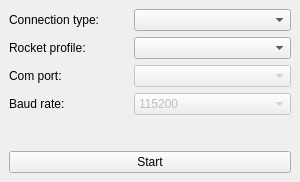
UBC-Rocket/UBCRocketGroundStation, file qt_files/com_window.ui: the form before one commit.
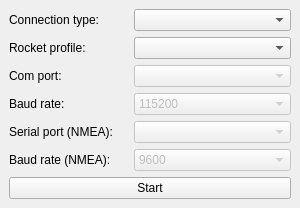
The form after the commit.

Commit message: ui changes, nmea serial connection setup, updated the rocket profiles with nmea stuff, fullAddress issue addressed, need to fix  test_debug and test_sim

The edit to the form file:
```diff
--- a/qt_files/com_window.ui
+++ b/qt_files/com_window.ui
@@ -35,6 +35,9 @@
       <property name="sizeConstraint">
        <enum>QLayout::SetDefaultConstraint</enum>
       </property>
+      <property name="labelAlignment">
+       <set>Qt::AlignLeft</set>
+      </property>
       <item row="0" column="0">
        <widget class="QLabel" name="label_3">
         <property name="text">
@@ -157,6 +160,98 @@
         </item>
        </widget>
       </item>
+      <item row="4" column="0">
+       <widget class="QLabel" name="label_5">
+        <property name="sizePolicy">
+         <sizepolicy hsizetype="Minimum" vsizetype="Minimum">
+          <horstretch>0</horstretch>
+          <verstretch>0</verstretch>
+         </sizepolicy>
+        </property>
+        <property name="minimumSize">
+         <size>
+          <width>119</width>
+          <height>0</height>
+         </size>
+        </property>
+        <property name="maximumSize">
+         <size>
+          <width>119</width>
+          <height>16777215</height>
+         </size>
+        </property>
+        <property name="autoFillBackground">
+         <bool>false</bool>
+        </property>
+        <property name="text">
+         <string>Serial port (NMEA):</string>
+        </property>
+       </widget>
+      </item>
+      <item row="4" column="1">
+       <widget class="QComboBox" name="nmeaSerial">
+        <property name="enabled">
+         <bool>false</bool>
+        </property>
+        <property name="sizePolicy">
+         <sizepolicy hsizetype="Expanding" vsizetype="Fixed">
+          <horstretch>0</horstretch>
+          <verstretch>0</verstretch>
+         </sizepolicy>
+        </property>
+       </widget>
+      </item>
+      <item row="5" column="0">
+       <widget class="QLabel" name="label_2">
+        <property name="sizePolicy">
+         <sizepolicy hsizetype="Minimum" vsizetype="Minimum">
+          <horstretch>0</horstretch>
+          <verstretch>0</verstretch>
+         </sizepolicy>
+        </property>
+        <property name="minimumSize">
+         <size>
+          <width>119</width>
+          <height>0</height>
+         </size>
+        </property>
+        <property name="maximumSize">
+         <size>
+          <width>119</width>
+          <height>16777215</height>
+         </size>
+        </property>
+        <property name="autoFillBackground">
+         <bool>false</bool>
+        </property>
+        <property name="text">
+         <string>Baud rate (NMEA):</string>
+        </property>
+       </widget>
+      </item>
+      <item row="5" column="1">
+       <widget class="QComboBox" name="nmeaBaud">
+        <property name="enabled">
+         <bool>false</bool>
+        </property>
+        <property name="sizePolicy">
+         <sizepolicy hsizetype="Expanding" vsizetype="Fixed">
+          <horstretch>0</horstretch>
+          <verstretch>0</verstretch>
+         </sizepolicy>
+        </property>
+        <item>
+         <property name="text">
+          <string>9600</string>
+         </property>
+        </item>
+        <item>
+         <property name="text">
+          <string>921600</string>
+         </property>
+        </item>
+       </widget>
+      </item>
      </layout>
     </item>
     <item>
```
The commit also changes 15 other files.
